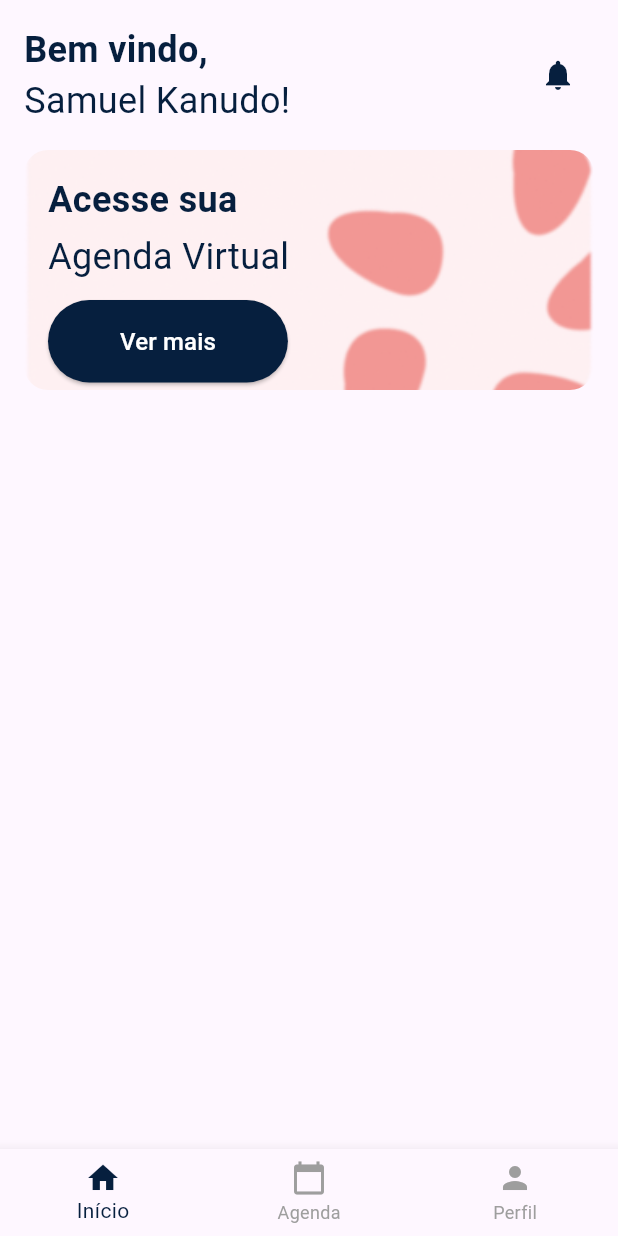
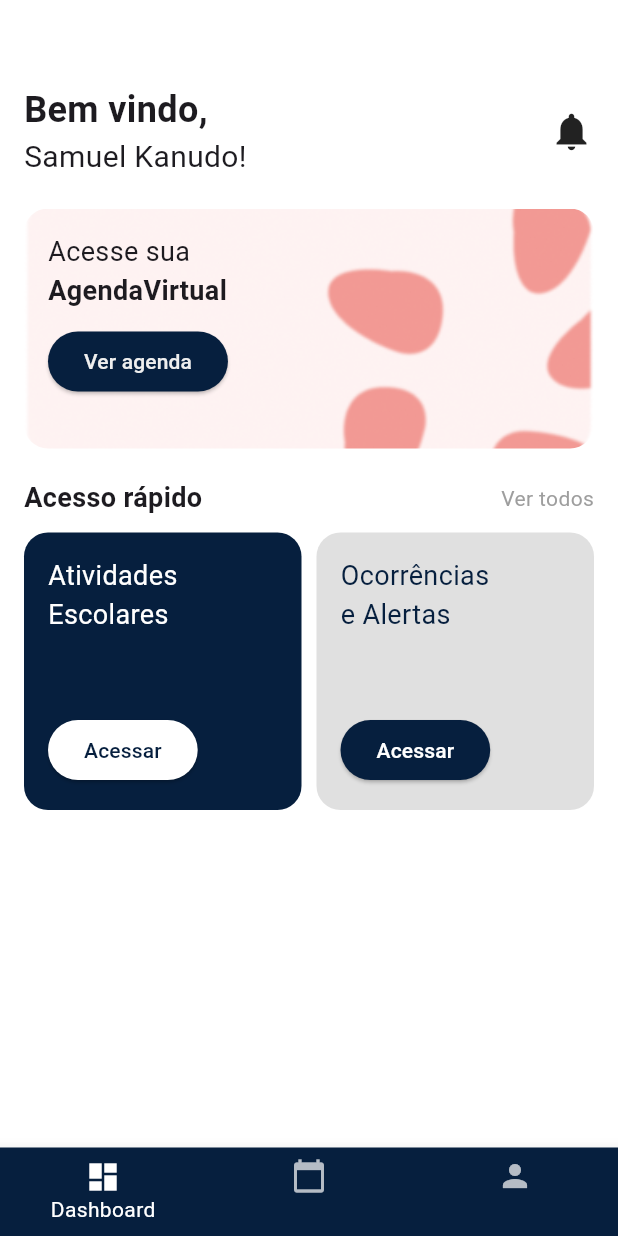
Before and after one commit to matheusmpz/appescola, a Flutter app: the screen it shows after launch, on a phone screen of 412 x 824 dp. Run offline on Flutter 3.47's test engine with Material 3 defaults, Android fonts, the light colour scheme and no system bars; Roboto replaces fonts that are missing (Archivo).

Commit message:
chore: update HomePage

```diff
--- a/lib/home_page.dart
+++ b/lib/home_page.dart
@@ -1,64 +1,173 @@
 import 'package:flutter/material.dart';
 
-// Definindo as cores como constantes
-const Color primaryColor = Color(0xFF061F3E);
-const Color secondaryColor = Color(0xFF061F3E);
-const TextStyle headerStyle = TextStyle(
-  fontSize: 24,
-  fontWeight: FontWeight.bold,
-  fontFamily: 'Archivo',
-  color: primaryColor,
-);
-const TextStyle normalTextStyle = TextStyle(
-  fontSize: 24,
-  fontFamily: 'Archivo',
-  color: primaryColor,
-);
+void main() {
+  runApp(const MyApp());
+}
 
-class HomePage extends StatefulWidget {
-  const HomePage({super.key});
+class MyApp extends StatelessWidget {
+  const MyApp({super.key});
 
   @override
-  _HomePageState createState() => _HomePageState();
+  Widget build(BuildContext context) {
+    return const MaterialApp(
+      home: HomePage(),
+    );
+  }
 }
 
-class _HomePageState extends State<HomePage> {
-  int _selectedIndex = 0;
-
-  void _onItemTapped(int index) {
-    setState(() {
-      _selectedIndex = index;
-    });
-  }
+class HomePage extends StatelessWidget {
+  const HomePage({super.key});
 
   @override
   Widget build(BuildContext context) {
     return Scaffold(
-      body: IndexedStack(
-        index: _selectedIndex,
-        children: const [
-          HomeScreen(),
-          ScheduleScreen(),
-          ProfileScreen(),
-        ],
+      backgroundColor: Colors.white,
+      body: Padding(
+        padding: const EdgeInsets.all(16.0),
+        child: Column(
+          crossAxisAlignment: CrossAxisAlignment.start,
+          children: [
+            const SizedBox(height: 40),
+            const Row(
+              mainAxisAlignment: MainAxisAlignment.spaceBetween,
+              children: [
+                Column(
+                  crossAxisAlignment: CrossAxisAlignment.start,
+                  children: [
+                    Text(
+                      'Bem vindo,',
+                      style: TextStyle(
+                        fontSize: 24,
+                        fontWeight: FontWeight.bold,
+                      ),
+                    ),
+                    Text(
+                      'Samuel Kanudo!',
+                      style: TextStyle(
+                        fontSize: 20,
+                      ),
+                    ),
+                  ],
+                ),
+                Icon(
+                  Icons.notifications,
+                  size: 30,
+                ),
+              ],
+            ),
+            const SizedBox(height: 20),
+            Container(
+              height: 160,
+              decoration: BoxDecoration(
+                borderRadius: BorderRadius.circular(16),
+                image: const DecorationImage(
+                  image: AssetImage('assets/bg-home.png'),
+                  fit: BoxFit.cover,
+                ),
+              ),
+              padding: const EdgeInsets.all(16),
+              child: Row(
+                children: [
+                  Expanded(
+                    child: Column(
+                      crossAxisAlignment: CrossAxisAlignment.start,
+                      children: [
+                        const Text(
+                          'Acesse sua',
+                          style: TextStyle(
+                            fontSize: 18,
+                          ),
+                        ),
+                        const Text(
+                          'AgendaVirtual',
+                          style: TextStyle(
+                            fontSize: 18,
+                            fontWeight: FontWeight.bold,
+                          ),
+                        ),
+                        const SizedBox(height: 10),
+                        ElevatedButton(
+                          style: ElevatedButton.styleFrom(
+                            backgroundColor: const Color(0xFF061F3E),
+                            shape: RoundedRectangleBorder(
+                              borderRadius: BorderRadius.circular(20),
+                            ),
+                          ),
+                          onPressed: () {},
+                          child: const Text(
+                            'Ver agenda',
+                            style: TextStyle(color: Color(0xFFEEEEEE)),
+                          ),
+                        ),
+                      ],
+                    ),
+                  ),
+                ],
+              ),
+            ),
+            const SizedBox(height: 20),
+            const Row(
+              mainAxisAlignment: MainAxisAlignment.spaceBetween,
+              children: [
+                Text(
+                  'Acesso rápido',
+                  style: TextStyle(
+                    fontSize: 18,
+                    fontWeight: FontWeight.bold,
+                  ),
+                ),
+                Text(
+                  'Ver todos',
+                  style: TextStyle(
+                    fontSize: 14,
+                    color: Colors.grey,
+                  ),
+                ),
+              ],
+            ),
+            const SizedBox(height: 10),
+            Expanded(
+              child: GridView.count(
+                crossAxisCount: 2,
+                crossAxisSpacing: 10,
+                mainAxisSpacing: 10,
+                children: [
+                  const QuickAccessCard(
+                    title: 'Atividades\nEscolares',
+                    color: Color(0xFF061F3E),
+                    textColor: Colors.white,
+                    buttonColor: Colors.white,
+                    buttonTextColor: Color(0xFF061F3E),
+                  ),
+                  QuickAccessCard(
+                    title: 'Ocorrências\ne Alertas',
+                    color: Colors.grey[300]!,
+                    textColor: const Color(0xFF061F3E),
+                    buttonColor: const Color(0xFF061F3E),
+                    buttonTextColor: Colors.white,
+                  ),
+                ],
+              ),
+            ),
+          ],
+        ),
       ),
       bottomNavigationBar: BottomNavigationBar(
-        currentIndex: _selectedIndex,
-        onTap: _onItemTapped,
-        selectedItemColor: primaryColor,
-        unselectedItemColor: Colors.grey,
+        backgroundColor: const Color(0xFF061F3E),
+        selectedItemColor: Colors.white,
+        unselectedItemColor: Colors.white70,
         items: const [
           BottomNavigationBarItem(
-            icon: Icon(Icons.home),
-            label: 'Início',
+            icon: Icon(Icons.dashboard),
+            label: 'Dashboard',
           ),
           BottomNavigationBarItem(
             icon: Icon(Icons.calendar_today),
-            label: 'Agenda',
+            label: '',
           ),
           BottomNavigationBarItem(
             icon: Icon(Icons.person),
-            label: 'Perfil',
+            label: '',
           ),
         ],
       ),
@@ -66,179 +175,54 @@ class _HomePageState extends State<HomePage> {
   }
 }
 
-class HomeScreen extends StatelessWidget {
-  const HomeScreen({super.key});
+class QuickAccessCard extends StatelessWidget {
+  final String title;
+  final Color color;
+  final Color textColor;
+  final Color buttonColor;
+  final Color buttonTextColor;
+
+  const QuickAccessCard({
+    super.key,
+    required this.title,
+    required this.color,
+    required this.textColor,
+    required this.buttonColor,
+    required this.buttonTextColor,
+  });
 
   @override
   Widget build(BuildContext context) {
-    return Padding(
+    return Container(
+      decoration: BoxDecoration(
+        color: color,
+        borderRadius: BorderRadius.circular(16),
+      ),
       padding: const EdgeInsets.all(16),
       child: Column(
+        mainAxisAlignment: MainAxisAlignment.spaceBetween,
         crossAxisAlignment: CrossAxisAlignment.start,
         children: [
-          Row(
-            mainAxisAlignment: MainAxisAlignment.spaceBetween,
-            children: [
-              const Column(
-                crossAxisAlignment: CrossAxisAlignment.start,
-                children: [
-                  Text("Bem vindo,", style: headerStyle),
-                  Text("Samuel Kanudo!", style: normalTextStyle),
-                ],
+          Text(
+            title,
+            style: TextStyle(
+              fontSize: 18,
+              color: textColor,
+            ),
+          ),
+          ElevatedButton(
+            style: ElevatedButton.styleFrom(
+              foregroundColor: buttonTextColor,
+              backgroundColor: buttonColor,
+              shape: RoundedRectangleBorder(
+                borderRadius: BorderRadius.circular(20),
               ),
-              // Ícone na direita
-              IconButton(
-                icon: const Icon(Icons.notifications, color: primaryColor),
-                onPressed: () {},
-              ),
-            ],
-          ),
-          const SizedBox(height: 16),
-          Container(
-            width: double.infinity,
-            height: 160,
-            padding: const EdgeInsets.all(16),
-            decoration: BoxDecoration(
-              image: const DecorationImage(
-                image: AssetImage('assets/bg-home.png'),
-                fit: BoxFit.cover,
-              ),
-              borderRadius: BorderRadius.circular(16),
             ),
-            child: Column(
-              crossAxisAlignment: CrossAxisAlignment.start,
-              mainAxisAlignment: MainAxisAlignment.center,
-              children: [
-                const Text("Acesse sua", style: headerStyle),
-                const SizedBox(height: 4),
-                const Text("Agenda Virtual", style: normalTextStyle),
-                const SizedBox(height: 12),
-                ElevatedButton(
-                  onPressed: () {},
-                  style: ElevatedButton.styleFrom(
-                    backgroundColor: primaryColor,
-                    padding: const EdgeInsets.symmetric(
-                        horizontal: 48, vertical: 16),
-                    shape: RoundedRectangleBorder(
-                      borderRadius: BorderRadius.circular(50),
-                    ),
-                  ),
-                  child: const Text(
-                    "Ver mais",
-                    style: TextStyle(fontSize: 16, color: Colors.white),
-                  ),
-                ),
-              ],
-            ),
+            onPressed: () {},
+            child: const Text('Acessar'),
           ),
         ],
       ),
     );
   }
 }
-
-class ScheduleScreen extends StatelessWidget {
-  const ScheduleScreen({super.key});
-
-  @override
-  Widget build(BuildContext context) {
-    return const Center(child: Text('Agenda Screen'));
-  }
-}
-
-class ProfileScreen extends StatelessWidget {
-  const ProfileScreen({super.key});
-
-  @override
-  Widget build(BuildContext context) {
-    return Padding(
-      padding: const EdgeInsets.all(16),
-      child: Column(
-        crossAxisAlignment: CrossAxisAlignment.start,
-        children: [
-          Row(
-            children: [
-              CircleAvatar(
-                radius: 28,
-                backgroundColor: Colors.grey[300],
-                child: const Text(
-                  "S",
-                  style: TextStyle(
-                    fontSize: 28,
-                    fontWeight: FontWeight.bold,
-                    color: Colors.black87,
-                  ),
-                ),
-              ),
-              const SizedBox(width: 12),
-              Column(
-                crossAxisAlignment: CrossAxisAlignment.start,
-                children: [
-                  Text(
-                    "Bem vindo de volta,",
-                    style: TextStyle(
-                      fontSize: 14,
-                      color: Colors.grey[600],
-                    ),
-                  ),
-                  const Text(
-                    "Samuel Kanudo!",
-                    style: TextStyle(
-                      fontSize: 18,
-                      fontWeight: FontWeight.bold,
-                      color: primaryColor,
-                    ),
-                  ),
-                ],
-              ),
-            ],
-          ),
-          const SizedBox(height: 24),
-          ProfileMenuItem(
-            icon: Icons.sync,
-            text: "Alterar senha",
-            onTap: () {},
-          ),
-          ProfileMenuItem(
-            icon: Icons.info_outline,
-            text: "Sobre",
-            onTap: () {},
-          ),
-          ProfileMenuItem(
-            icon: Icons.help_outline,
-            text: "Ajuda",
-            onTap: () {},
-          ),
-          ProfileMenuItem(
-            icon: Icons.exit_to_app,
-            text: "Sair",
-            onTap: () {},
-          ),
-        ],
-      ),
-    );
-  }
-}
-
-// Definindo o widget ProfileMenuItem
-class ProfileMenuItem extends StatelessWidget {
-  final IconData icon;
-  final String text;
-  final VoidCallback onTap;
-
-  const ProfileMenuItem({
-    super.key,
-    required this.icon,
-    required this.text,
-    required this.onTap,
-  });
-
-  @override
-  Widget build(BuildContext context) {
-    return ListTile(
-      leading: Icon(icon, color: primaryColor),
-      title: Text(text, style: const TextStyle(color: primaryColor)),
-      onTap: onTap,
-    );
-  }
-}
```
